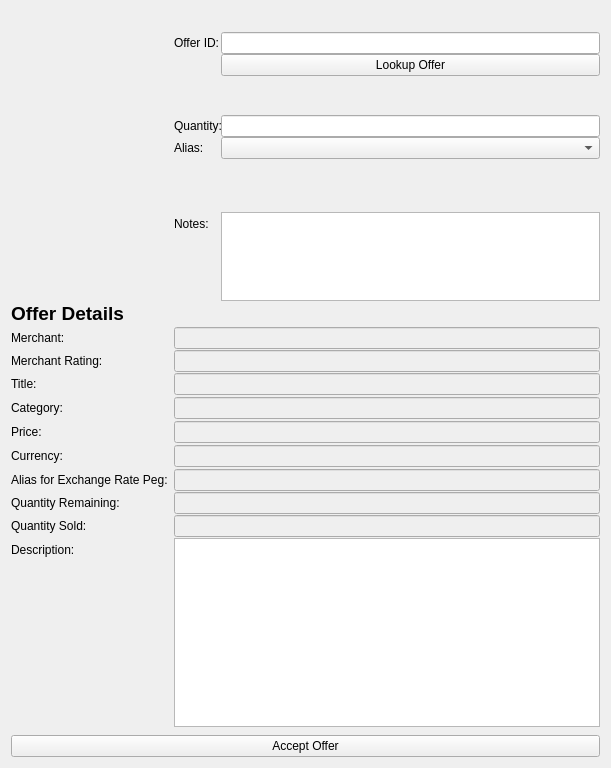
Above: src/qt/forms/acceptandpayofferlistpage.ui from blockchaindevelopers/DynamicX before the change. Below: the same form after it.
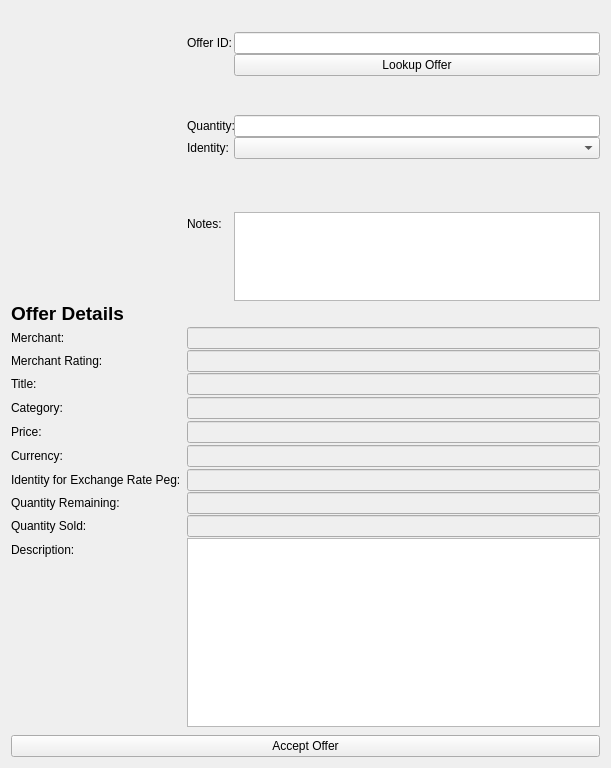
That is the form after the change.

Diff of the .ui file:
```diff
--- a/src/qt/forms/acceptandpayofferlistpage.ui
+++ b/src/qt/forms/acceptandpayofferlistpage.ui
@@ -152,7 +152,7 @@
        <item row="5" column="0">
         <widget class="QLabel" name="aliasLabel">
          <property name="text">
-          <string>Alias:</string>
+          <string>Identity:</string>
          </property>
         </widget>
        </item>
@@ -317,7 +317,7 @@
      <item row="15" column="0">
       <widget class="QLabel" name="label_10">
        <property name="text">
-        <string>Alias for Exchange Rate Peg:</string>
+        <string>Identity for Exchange Rate Peg:</string>
        </property>
       </widget>
      </item>
```
Left out of the diff: 10 changed lines with no effect on the pictures.
